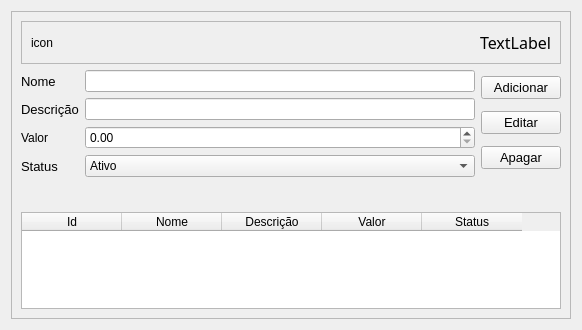
Old version of the form view/components/Dish.ui in the repository Wth10/System-Programmer.
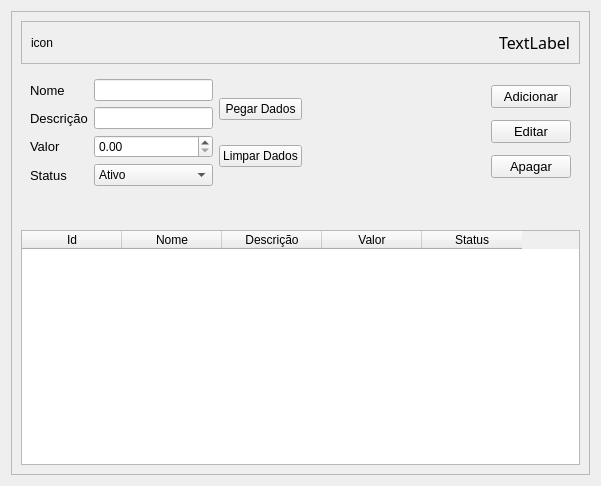
New version of the form.

Diff of the .ui file:
```diff
--- a/view/components/Dish.ui
+++ b/view/components/Dish.ui
@@ -6,8 +6,8 @@
    <rect>
     <x>0</x>
     <y>0</y>
-    <width>582</width>
-    <height>330</height>
+    <width>601</width>
+    <height>486</height>
    </rect>
   </property>
   <property name="windowTitle">
@@ -76,19 +76,7 @@
         <property name="frameShadow">
          <enum>QFrame::Raised</enum>
         </property>
-        <layout class="QHBoxLayout" name="horizontalLayout_2">
-         <property name="leftMargin">
-          <number>0</number>
-         </property>
-         <property name="topMargin">
-          <number>0</number>
-         </property>
-         <property name="rightMargin">
-          <number>0</number>
-         </property>
-         <property name="bottomMargin">
-          <number>0</number>
-         </property>
+        <layout class="QHBoxLayout" name="horizontalLayout">
          <item>
           <layout class="QFormLayout" name="formLayout">
            <item row="0" column="0">
@@ -149,6 +137,12 @@
            </item>
            <item row="7" column="0">
             <widget class="QLabel" name="valorLabel">
+             <property name="font">
+              <font>
+               <family>Arial</family>
+               <pointsize>10</pointsize>
+              </font>
+             </property>
              <property name="text">
               <string>Valor</string>
              </property>
@@ -204,6 +198,37 @@
            </item>
           </layout>
          </item>
+         <item>
+          <layout class="QVBoxLayout" name="verticalLayout_4">
+           <item>
+            <widget class="QPushButton" name="BtnGetData">
+             <property name="text">
+              <string>Pegar Dados</string>
+             </property>
+            </widget>
+           </item>
+           <item>
+            <widget class="QPushButton" name="BtnClean">
+             <property name="text">
+              <string>Limpar Dados</string>
+             </property>
+            </widget>
+           </item>
+          </layout>
+         </item>
+         <item>
+          <spacer name="horizontalSpacer_2">
+           <property name="orientation">
+            <enum>Qt::Horizontal</enum>
+           </property>
+           <property name="sizeHint" stdset="0">
+            <size>
+             <width>40</width>
+             <height>20</height>
+            </size>
+           </property>
+          </spacer>
+         </item>
          <item>
           <layout class="QVBoxLayout" name="verticalLayout_2">
            <item>
```
Left out of the diff: 2 changed lines with no effect on the pictures.
